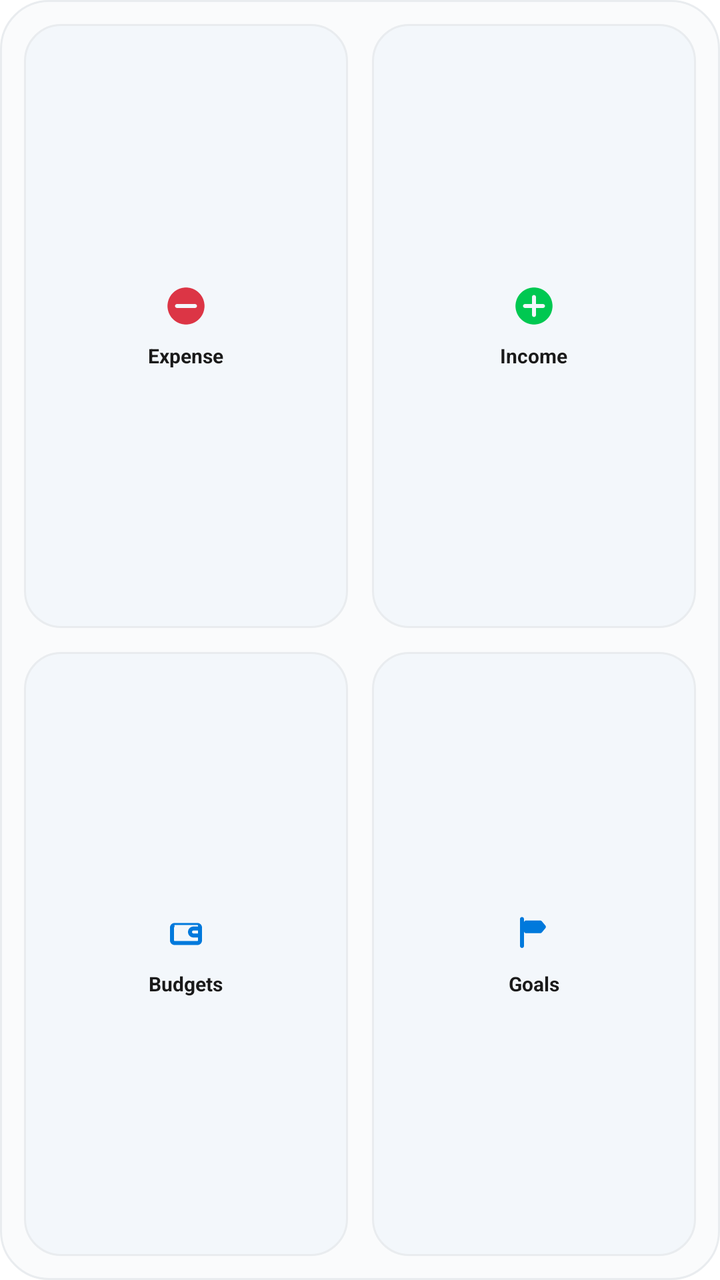
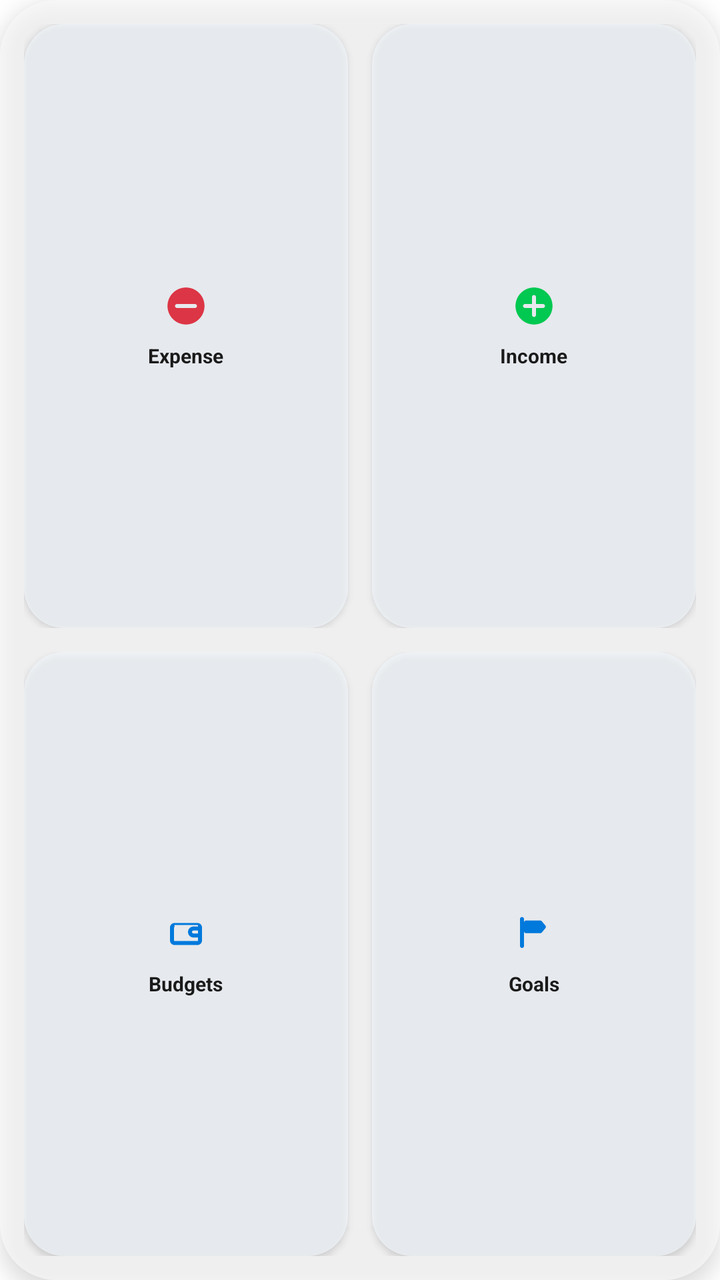

Two renders of the same Android screen: before a commit and after it. Below are the layout's source before the change and the commit's diff.
<!-- AndroidManifest.xml: fallback theme Theme.MaterialComponents.DayNight.NoActionBar -->
<!-- res/layout/quick_capture_widget.xml -->
<?xml version="1.0" encoding="utf-8"?>
<LinearLayout xmlns:android="http://schemas.android.com/apk/res/android"
    android:id="@+id/widget_quick_capture_container"
    android:layout_width="match_parent"
    android:layout_height="match_parent"
    android:background="@drawable/widget_background"
    android:orientation="vertical"
    android:gravity="center"
    android:padding="12dp">

    <LinearLayout
        android:layout_width="match_parent"
        android:layout_height="0dp"
        android:layout_weight="1"
        android:orientation="horizontal"
        android:weightSum="2">

        <LinearLayout
            android:id="@+id/action_add_expense"
            android:layout_width="0dp"
            android:layout_height="match_parent"
            android:layout_marginEnd="6dp"
            android:layout_weight="1"
            android:background="@drawable/widget_action_tile_background"
            android:clickable="true"
            android:focusable="true"
            android:gravity="center"
            android:orientation="vertical"
            android:padding="8dp">

            <ImageView
                android:layout_width="24dp"
                android:layout_height="24dp"
                android:contentDescription="@null"
                android:src="@drawable/widget_ic_expense"
                android:tint="@color/widget_expense" />

            <TextView
                android:layout_width="wrap_content"
                android:layout_height="wrap_content"
                android:layout_marginTop="6dp"
                android:text="Expense"
                android:textColor="@color/widget_text_primary"
                android:textSize="10sp"
                android:textStyle="bold" />
        </LinearLayout>

        <LinearLayout
            android:id="@+id/action_add_income"
            android:layout_width="0dp"
            android:layout_height="match_parent"
            android:layout_marginStart="6dp"
            android:layout_weight="1"
            android:background="@drawable/widget_action_tile_background"
            android:clickable="true"
            android:focusable="true"
            android:gravity="center"
            android:orientation="vertical"
            android:padding="8dp">

            <ImageView
                android:layout_width="24dp"
                android:layout_height="24dp"
                android:contentDescription="@null"
                android:src="@drawable/widget_ic_income"
                android:tint="@color/widget_income" />

            <TextView
                android:layout_width="wrap_content"
                android:layout_height="wrap_content"
                android:layout_marginTop="6dp"
                android:text="Income"
                android:textColor="@color/widget_text_primary"
                android:textSize="10sp"
                android:textStyle="bold" />
        </LinearLayout>
    </LinearLayout>

    <LinearLayout
        android:layout_width="match_parent"
        android:layout_height="0dp"
        android:layout_marginTop="12dp"
        android:layout_weight="1"
        android:orientation="horizontal"
        android:weightSum="2">

        <LinearLayout
            android:id="@+id/action_open_budgets"
            android:layout_width="0dp"
            android:layout_height="match_parent"
            android:layout_marginEnd="6dp"
            android:layout_weight="1"
            android:background="@drawable/widget_action_tile_background"
            android:clickable="true"
            android:focusable="true"
            android:gravity="center"
            android:orientation="vertical"
            android:padding="8dp">

            <ImageView
                android:layout_width="24dp"
                android:layout_height="24dp"
                android:contentDescription="@null"
                android:src="@drawable/widget_ic_budget"
                android:tint="@color/widget_goal_progress" />

            <TextView
                android:layout_width="wrap_content"
                android:layout_height="wrap_content"
                android:layout_marginTop="6dp"
                android:text="Budgets"
                android:textColor="@color/widget_text_primary"
                android:textSize="10sp"
                android:textStyle="bold" />
        </LinearLayout>

        <LinearLayout
            android:id="@+id/action_open_goals"
            android:layout_width="0dp"
            android:layout_height="match_parent"
            android:layout_marginStart="6dp"
            android:layout_weight="1"
            android:background="@drawable/widget_action_tile_background"
            android:clickable="true"
            android:focusable="true"
            android:gravity="center"
            android:orientation="vertical"
            android:padding="8dp">

            <ImageView
                android:layout_width="24dp"
                android:layout_height="24dp"
                android:contentDescription="@null"
                android:src="@drawable/widget_ic_goal"
                android:tint="@color/widget_goal_progress" />

            <TextView
                android:layout_width="wrap_content"
                android:layout_height="wrap_content"
                android:layout_marginTop="6dp"
                android:text="Goals"
                android:textColor="@color/widget_text_primary"
                android:textSize="10sp"
                android:textStyle="bold" />
        </LinearLayout>
    </LinearLayout>

</LinearLayout>
<!-- resources referenced by this layout -->
<resources>
  <color name="widget_expense">#DC3545</color>
  <color name="widget_goal_progress">#0079DC</color>
  <color name="widget_income">#00C851</color>
  <color name="widget_text_primary">#1A1A1A</color>
  <!-- drawable widget_action_tile_background (drawable) -->
  <?xml version="1.0" encoding="utf-8"?>
  <shape xmlns:android="http://schemas.android.com/apk/res/android">
      <solid android:color="@color/widget_surface_alt" />
      <corners android:radius="18dp" />
      <stroke
          android:width="1dp"
          android:color="@color/widget_divider" />
  </shape>
  <!-- drawable widget_background (drawable) -->
  <?xml version="1.0" encoding="utf-8"?>
  <shape xmlns:android="http://schemas.android.com/apk/res/android">
      <solid android:color="@color/widget_background" />
      <corners android:radius="24dp" />
      <stroke
          android:width="1dp"
          android:color="@color/widget_divider" />
  </shape>
  <!-- drawable widget_ic_budget (drawable) -->
  <vector xmlns:android="http://schemas.android.com/apk/res/android"
      android:width="24dp"
      android:height="24dp"
      android:viewportWidth="24"
      android:viewportHeight="24">
      <path
          android:fillColor="#FF000000"
          android:pathData="M6.25,6.5h11.5c1.24,0 2.25,1.01 2.25,2.25v6.5c0,1.24 -1.01,2.25 -2.25,2.25H6.25C5.01,17.5 4,16.49 4,15.25v-6.5C4,7.51 5.01,6.5 6.25,6.5zM6.25,8.5c-0.14,0 -0.25,0.11 -0.25,0.25v6.5c0,0.14 0.11,0.25 0.25,0.25h11.5c0.14,0 0.25,-0.11 0.25,-0.25v-1.5h-2.25c-1.52,0 -2.75,-1.23 -2.75,-2.75s1.23,-2.75 2.75,-2.75H18v-0.5c0,-0.14 -0.11,-0.25 -0.25,-0.25H6.25zM15.75,10.25c-0.41,0 -0.75,0.34 -0.75,0.75s0.34,0.75 0.75,0.75H18v-1.5H15.75z" />
  </vector>
  <!-- drawable widget_ic_expense (drawable) -->
  <vector xmlns:android="http://schemas.android.com/apk/res/android"
      android:width="24dp"
      android:height="24dp"
      android:viewportWidth="24"
      android:viewportHeight="24">
      <path
          android:fillColor="#FF000000"
          android:pathData="M12,2.75c-5.11,0 -9.25,4.14 -9.25,9.25s4.14,9.25 9.25,9.25s9.25,-4.14 9.25,-9.25S17.11,2.75 12,2.75zM7.5,11h9c0.55,0 1,0.45 1,1s-0.45,1 -1,1h-9c-0.55,0 -1,-0.45 -1,-1s0.45,-1 1,-1z" />
  </vector>
  <!-- drawable widget_ic_goal (drawable) -->
  <vector xmlns:android="http://schemas.android.com/apk/res/android"
      android:width="24dp"
      android:height="24dp"
      android:viewportWidth="24"
      android:viewportHeight="24">
      <path
          android:fillColor="#FF000000"
          android:pathData="M6,3.5c0.55,0 1,0.45 1,1V18c0,0.55 -0.45,1 -1,1s-1,-0.45 -1,-1V4.5c0,-0.55 0.45,-1 1,-1zM8,5.25h7.13c0.3,0 0.58,0.13 0.77,0.36l1.82,2.18c0.31,0.37 0.31,0.91 0,1.28l-1.82,2.18c-0.19,0.23 -0.47,0.36 -0.77,0.36H8c-0.55,0 -1,-0.45 -1,-1v-4.36c0,-0.55 0.45,-1 1,-1z" />
  </vector>
  <!-- drawable widget_ic_income (drawable) -->
  <vector xmlns:android="http://schemas.android.com/apk/res/android"
      android:width="24dp"
      android:height="24dp"
      android:viewportWidth="24"
      android:viewportHeight="24">
      <path
          android:fillColor="#FF000000"
          android:pathData="M12,2.75c-5.11,0 -9.25,4.14 -9.25,9.25s4.14,9.25 9.25,9.25s9.25,-4.14 9.25,-9.25S17.11,2.75 12,2.75zM11,7.5c0,-0.55 0.45,-1 1,-1s1,0.45 1,1V11h3.5c0.55,0 1,0.45 1,1s-0.45,1 -1,1H13v3.5c0,0.55 -0.45,1 -1,1s-1,-0.45 -1,-1V13H7.5c-0.55,0 -1,-0.45 -1,-1s0.45,-1 1,-1H11V7.5z" />
  </vector>
  <color name="widget_surface_alt">#F3F7FB</color>
  <color name="widget_divider">#E9ECEF</color>
  <color name="widget_background">#FAFBFC</color>
</resources>

<!-- the commit's change to res/layout/quick_capture_widget.xml (unified diff, before → after) -->
@@ -6,7 +6,8 @@
     android:background="@drawable/widget_background"
     android:orientation="vertical"
     android:gravity="center"
-    android:padding="12dp">
+    android:padding="12dp"
+    android:elevation="6dp">
 
     <LinearLayout
         android:layout_width="match_parent"
@@ -22,6 +23,7 @@
             android:layout_marginEnd="6dp"
             android:layout_weight="1"
             android:background="@drawable/widget_action_tile_background"
+            android:elevation="2dp"
             android:clickable="true"
             android:focusable="true"
             android:gravity="center"
@@ -52,6 +54,7 @@
             android:layout_marginStart="6dp"
             android:layout_weight="1"
             android:background="@drawable/widget_action_tile_background"
+            android:elevation="2dp"
             android:clickable="true"
             android:focusable="true"
             android:gravity="center"
@@ -91,6 +94,7 @@
             android:layout_marginEnd="6dp"
             android:layout_weight="1"
             android:background="@drawable/widget_action_tile_background"
+            android:elevation="2dp"
             android:clickable="true"
             android:focusable="true"
             android:gravity="center"
@@ -121,6 +125,7 @@
             android:layout_marginStart="6dp"
             android:layout_weight="1"
             android:background="@drawable/widget_action_tile_background"
+            android:elevation="2dp"
             android:clickable="true"
             android:focusable="true"
             android:gravity="center"
<!-- resource entries referenced after the edit -->
@@ -8,19 +8,13 @@
   <?xml version="1.0" encoding="utf-8"?>
   <shape xmlns:android="http://schemas.android.com/apk/res/android">
       <solid android:color="@color/widget_surface_alt" />
-      <corners android:radius="18dp" />
-      <stroke
-          android:width="1dp"
-          android:color="@color/widget_divider" />
+      <corners android:radius="20dp" />
   </shape>
   <!-- drawable widget_background (drawable) -->
   <?xml version="1.0" encoding="utf-8"?>
   <shape xmlns:android="http://schemas.android.com/apk/res/android">
       <solid android:color="@color/widget_background" />
-      <corners android:radius="24dp" />
-      <stroke
-          android:width="1dp"
-          android:color="@color/widget_divider" />
+      <corners android:radius="28dp" />
   </shape>
   <!-- drawable widget_ic_budget (drawable) -->
   <vector xmlns:android="http://schemas.android.com/apk/res/android"
@@ -62,8 +56,7 @@
           android:fillColor="#FF000000"
           android:pathData="M12,2.75c-5.11,0 -9.25,4.14 -9.25,9.25s4.14,9.25 9.25,9.25s9.25,-4.14 9.25,-9.25S17.11,2.75 12,2.75zM11,7.5c0,-0.55 0.45,-1 1,-1s1,0.45 1,1V11h3.5c0.55,0 1,0.45 1,1s-0.45,1 -1,1H13v3.5c0,0.55 -0.45,1 -1,1s-1,-0.45 -1,-1V13H7.5c-0.55,0 -1,-0.45 -1,-1s0.45,-1 1,-1H11V7.5z" />
   </vector>
-  <color name="widget_surface_alt">#F3F7FB</color>
-  <color name="widget_divider">#E9ECEF</color>
-  <color name="widget_background">#FAFBFC</color>
+  <color name="widget_surface_alt">#B3F3F7FB</color>
+  <color name="widget_background">#A6FAFBFC</color>
 </resources>
 
